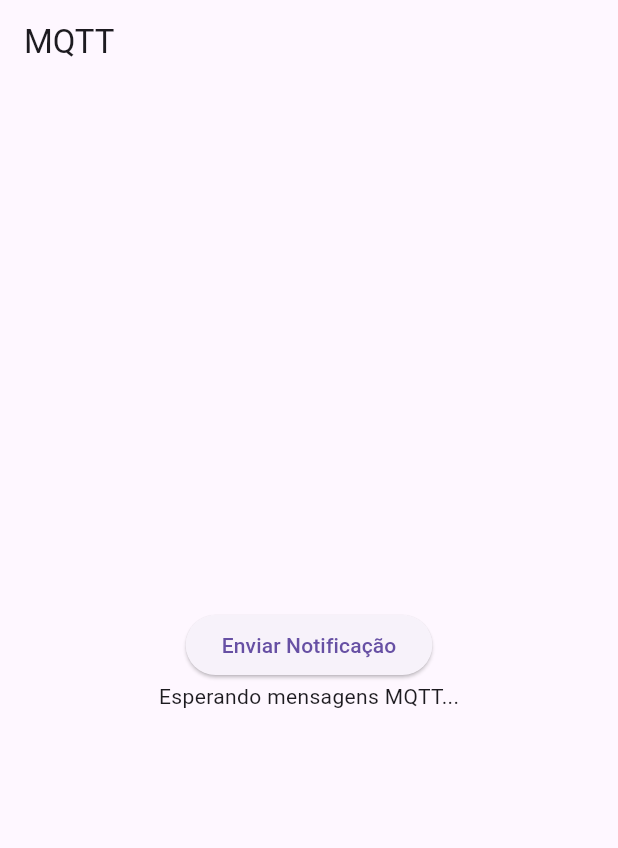
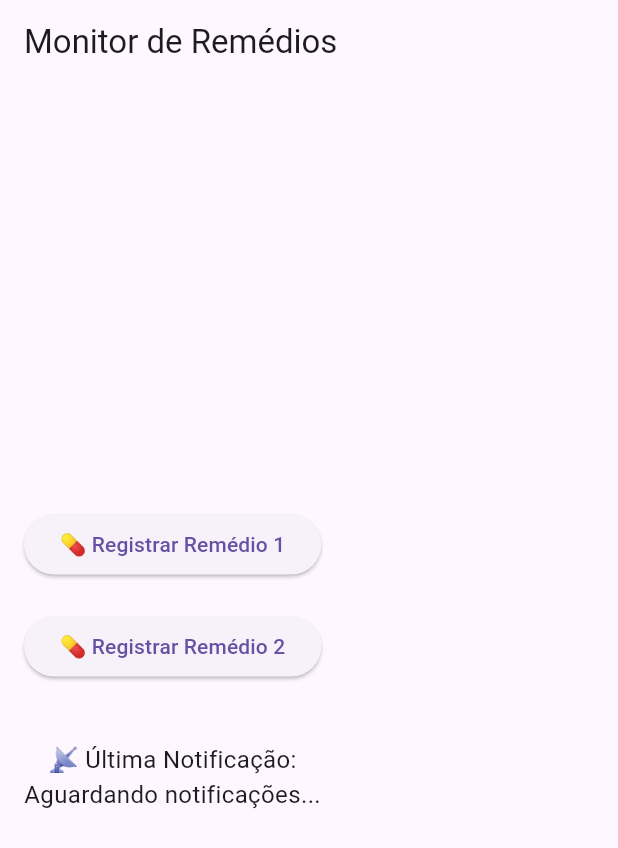
Before and after one commit to EhoKira/Hands-on-intermediary-medicine-compartiments-, a Flutter app: the screen it shows after launch, on a phone screen of 412 x 824 dp. Shown: the top 848 px of the screen. Run offline on Flutter 3.47's test engine with Material 3 defaults, Android fonts, the phone set to English and light mode, and no system bars; our stand-ins replace flutter_local_notifications; missing offline and left inert: mqtt_client.

Commit message:
Alteração nos códigos do Ino e do App mobile
Integração dos códigos do app mobile com o esp32 via conexão MQTT.

Signed-off-by: EhoKira <eduardo57izidorio@gmail.com>

```diff
--- a/medboxapp/lib/main.dart
+++ b/medboxapp/lib/main.dart
@@ -1,17 +1,18 @@
 import 'package:flutter/material.dart';
+import 'package:flutter_local_notifications/flutter_local_notifications.dart';
 import 'package:mqtt_client/mqtt_client.dart';
 import 'package:mqtt_client/mqtt_server_client.dart';
 
-// 🔹 Conexão MQTT
-const String mqttServer = "URL";
+// 🔹 Configuração MQTT
+const String mqttServer = "URL_DO_SERVIDOR_MQTT";
 const int mqttPort = 8883;
-const String mqttUser = "USER";
-const String mqttPassword = "PASSWORD";
-const String mqttTopic = "TOPIC";
+const String mqttUser = "USER_MQTT";
+const String mqttPassword = "PASSWORD_MQTT";
+const String mqttTopicUmidade = "TOPIC1";  // Tópico para receber umidade
+const String mqttTopicRemedio = "TOPIC2"; // Tópico para registrar remédio
 
 void main() async {
-  WidgetsFlutterBinding.ensureInitialized(); // Garante inicialização correta do Flutter antes de chamadas assíncronas
-  await conectarMQTT();
+  WidgetsFlutterBinding.ensureInitialized();
   runApp(MyApp());
 }
 
@@ -19,28 +20,61 @@ class MyApp extends StatelessWidget {
   @override
   Widget build(BuildContext context) {
     return MaterialApp(
-      home: Scaffold(
-        appBar: AppBar(title: const Text('MQTT')),
-        body: Column(
-          mainAxisAlignment: MainAxisAlignment.center,
-          children: [
-            ElevatedButton(
-              onPressed: () {
-                enviarMensagem("Teste de notificação");
-              },
-              child: const Text('Enviar Notificação'),
-            ),
-            const Center(child: Text('Esperando mensagens MQTT...')),
-          ],
-        ),
-      ),
+      home: RemedioScreen(),
     );
   }
 }
 
-// 🔹 Conexão MQTT
+class RemedioScreen extends StatefulWidget {
+  @override
+  _RemedioScreenState createState() => _RemedioScreenState();
+}
+
+class _RemedioScreenState extends State<RemedioScreen> {
+  late MqttServerClient client;
+  String mensagemRecebida = "Aguardando notificações...";
+  final FlutterLocalNotificationsPlugin flutterLocalNotificationsPlugin =
+      FlutterLocalNotificationsPlugin();
+
+  @override
+  void initState() {
+    super.initState();
+    configurarNotificacoes();
+    conectarMQTT();
+  }
+
+  // 🔹 Configuração de notificações locais
+  void configurarNotificacoes() async {
+    const AndroidInitializationSettings initializationSettingsAndroid =
+        AndroidInitializationSettings('@mipmap/ic_launcher');
+    final InitializationSettings initializationSettings = InitializationSettings(
+      android: initializationSettingsAndroid,
+    );
+    await flutterLocalNotificationsPlugin.initialize(initializationSettings);
+  }
+
+  Future<void> exibirNotificacao(String titulo, String mensagem) async {
+    const AndroidNotificationDetails androidPlatformChannelSpecifics =
+        AndroidNotificationDetails(
+      'canal_alertas',
+      'Alertas de Sensor',
+      importance: Importance.high,
+      priority: Priority.high,
+    );
+    const NotificationDetails platformChannelSpecifics =
+        NotificationDetails(android: androidPlatformChannelSpecifics);
+
+    await flutterLocalNotificationsPlugin.show(
+      0,
+      titulo,
+      mensagem,
+      platformChannelSpecifics,
+    );
+  }
+
+  // 🔹 Conectar ao MQTT e escutar mensagens
   Future<void> conectarMQTT() async {
-  final client = MqttServerClient(mqttServer, 'flutter_client');
+    client = MqttServerClient(mqttServer, 'flutter_client');
     client.port = mqttPort;
     client.secure = true;
     client.setProtocolV311();
@@ -57,7 +91,10 @@ Future<void> conectarMQTT() async {
       await client.connect();
       print('✅ Conectado ao MQTT');
 
-    client.subscribe(mqttTopic, MqttQos.atLeastOnce);
+      // 🔹 Escutar mensagens de umidade e remédio
+      client.subscribe(mqttTopicUmidade, MqttQos.atLeastOnce);
+      client.subscribe(mqttTopicRemedio, MqttQos.atLeastOnce);
+
       client.updates!.listen((List<MqttReceivedMessage<MqttMessage?>>? event) {
         if (event != null && event.isNotEmpty) {
           final recMessage = event[0].payload as MqttPublishMessage;
@@ -65,6 +102,18 @@ Future<void> conectarMQTT() async {
               MqttPublishPayload.bytesToStringAsString(recMessage.payload.message);
 
           print('📩 Mensagem recebida: $payload');
+
+          if (event[0].topic == mqttTopicUmidade && payload.contains("alta")) {
+            exibirNotificacao("🚨 Alerta!", "Nivel de umidade elevado na caixa!");
+          }
+
+          if (event[0].topic == mqttTopicRemedio && payload.contains("apagado")) {
+            exibirNotificacao("✅ Confirmação", "Remedio tomado e LEDs apagados.");
+          }
+
+          setState(() {
+            mensagemRecebida = payload;
+          });
         }
       });
     } catch (e) {
@@ -73,11 +122,45 @@ Future<void> conectarMQTT() async {
     }
   }
 
-// 🔹 Enviar mensagem MQTT
-void enviarMensagem(String mensagem) {
-  final client = MqttServerClient(mqttServer, 'flutter_client');
+  // 🔹 Enviar mensagem ao MQTT
+  void enviarMensagem(String remedio) {
     final builder = MqttClientPayloadBuilder();
-  builder.addString(mensagem);
+    builder.addString("Remedio registrado: $remedio");
 
-  client.publishMessage(mqttTopic, MqttQos.atLeastOnce, builder.payload!);
+    client.publishMessage(mqttTopicRemedio, MqttQos.atLeastOnce, builder.payload!);
+
+    ScaffoldMessenger.of(context).showSnackBar(
+      SnackBar(content: Text("💊 $remedio registrado e enviado ao MQTT")),
+    );
   }
+
+  @override
+  Widget build(BuildContext context) {
+    return Scaffold(
+      appBar: AppBar(title: const Text('Monitor de Remédios')),
+      body: Padding(
+        padding: const EdgeInsets.all(16.0),
+        child: Column(
+          mainAxisAlignment: MainAxisAlignment.center,
+          children: [
+            ElevatedButton(
+              onPressed: () => enviarMensagem("Remedio 1"),
+              child: const Text('💊 Registrar Remédio 1'),
+            ),
+            SizedBox(height: 20),
+            ElevatedButton(
+              onPressed: () => enviarMensagem("Remedio 2"),
+              child: const Text('💊 Registrar Remédio 2'),
+            ),
+            SizedBox(height: 40),
+            Text(
+              "📡 Última Notificação:\n$mensagemRecebida",
+              textAlign: TextAlign.center,
+              style: TextStyle(fontSize: 16),
+            ),
+          ],
+        ),
+      ),
+    );
+  }
+}
--- a/medboxapp/pubspec.yaml
+++ b/medboxapp/pubspec.yaml
@@ -33,6 +33,7 @@ dependencies:
   cupertino_icons: ^1.0.8
   mqtt_client: ^10.0.0
   uuid: ^4.2.1
+  flutter_local_notifications: ^17.2.1
 
 dev_dependencies:
   flutter_test:
```
Also changed, not shown: medboxapp/pubspec.lock, 3 other files. Lines whose indentation alone changed are shown as unchanged.
